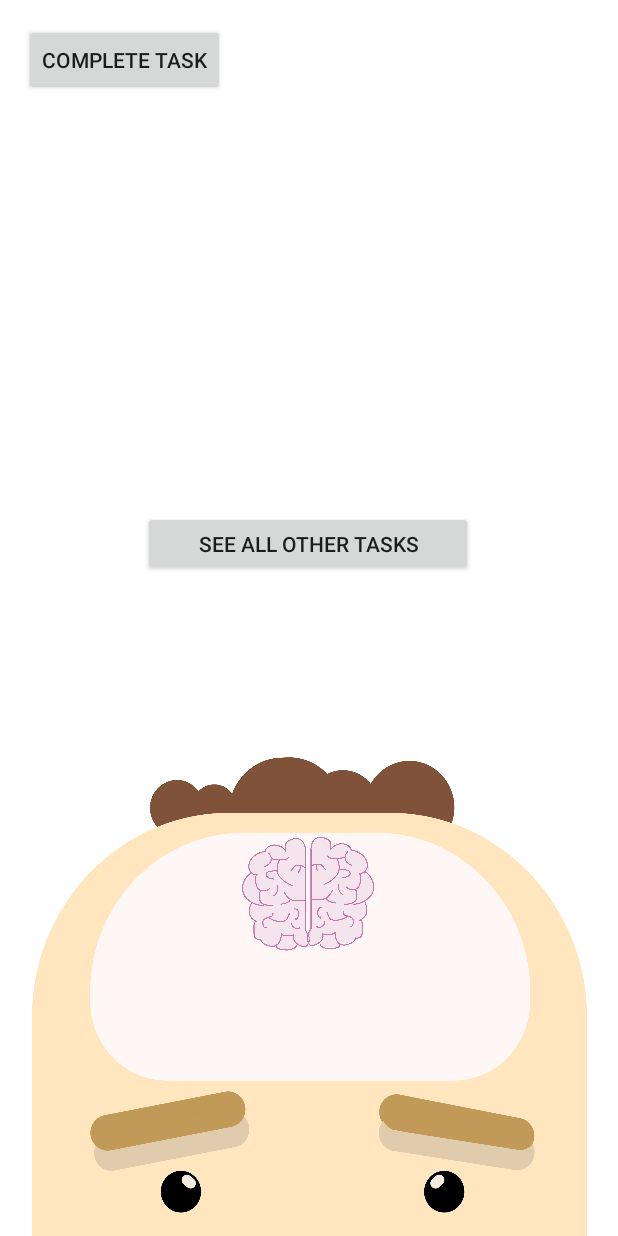
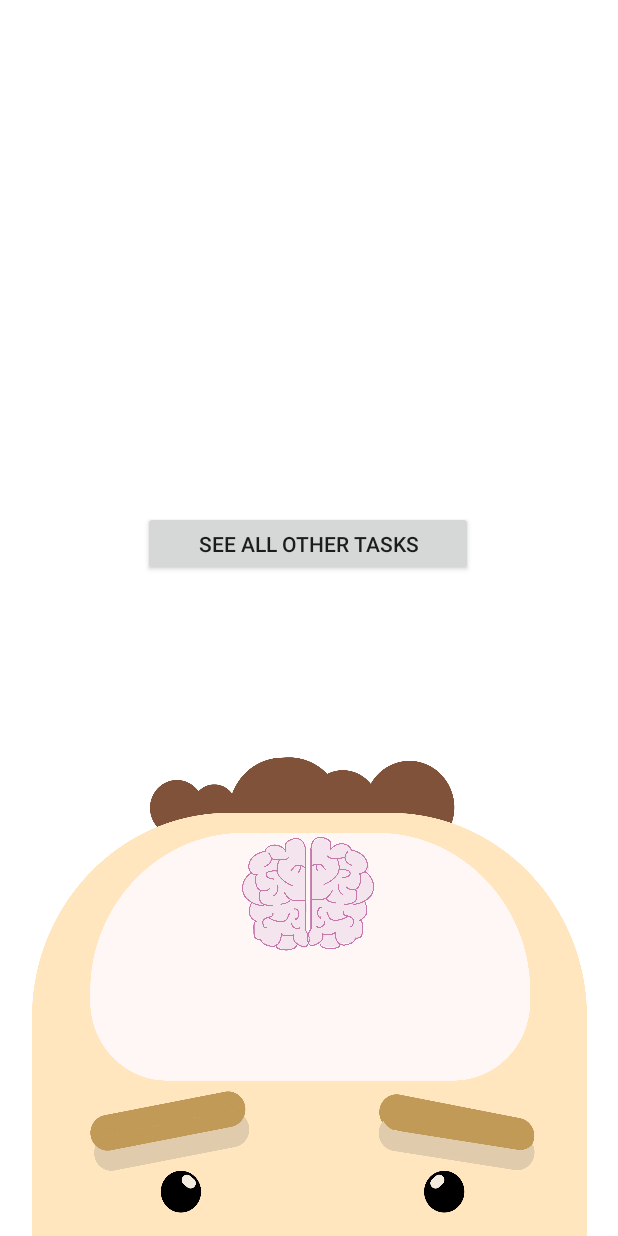
Before and after one commit to Ynabokov/BrainItOn, an Android app: the layout activity_main.xml on its own in the app's theme, with its tools: preview values and no code run, on a phone screen of 412 x 824 dp. Run offline under Robolectric (Android 15) with nearby library versions, the phone set to English and light mode, and no system bars.

Commit message:
Final call

```diff
--- a/app/src/main/java/com/example/brainiton/AllTasksActivity.java
+++ b/app/src/main/java/com/example/brainiton/AllTasksActivity.java
@@ -50,6 +50,7 @@ public class AllTasksActivity extends AppCompatActivity {
 
         ArrayList<String> names = new ArrayList<>();
         for (Task task : listItem) {
+            String name = task.getName();
             names.add(task.getName());
         }
 
--- a/app/src/main/res/layout/activity_main.xml
+++ b/app/src/main/res/layout/activity_main.xml
@@ -45,17 +45,6 @@
         app:layout_constraintTop_toBottomOf="@+id/mainList"
         app:layout_constraintVertical_bias="0.231" />
 
-    <Button
-        android:id="@+id/testButton"
-        android:layout_width="wrap_content"
-        android:layout_height="wrap_content"
-        android:layout_marginStart="16dp"
-        android:layout_marginTop="16dp"
-        android:text="@string/complete_task"
-        app:layout_constraintStart_toStartOf="parent"
-        app:layout_constraintTop_toTopOf="parent"
-        android:onClick="setBrainSize" />
-
 
     <ImageView
         android:id="@+id/brain"
```
Also changed, not shown: app/src/main/java/com/example/brainiton/DatabaseHelper.java (+24 -1 lines), app/src/main/java/com/example/brainiton/MainActivity.java (+14 -8 lines).
